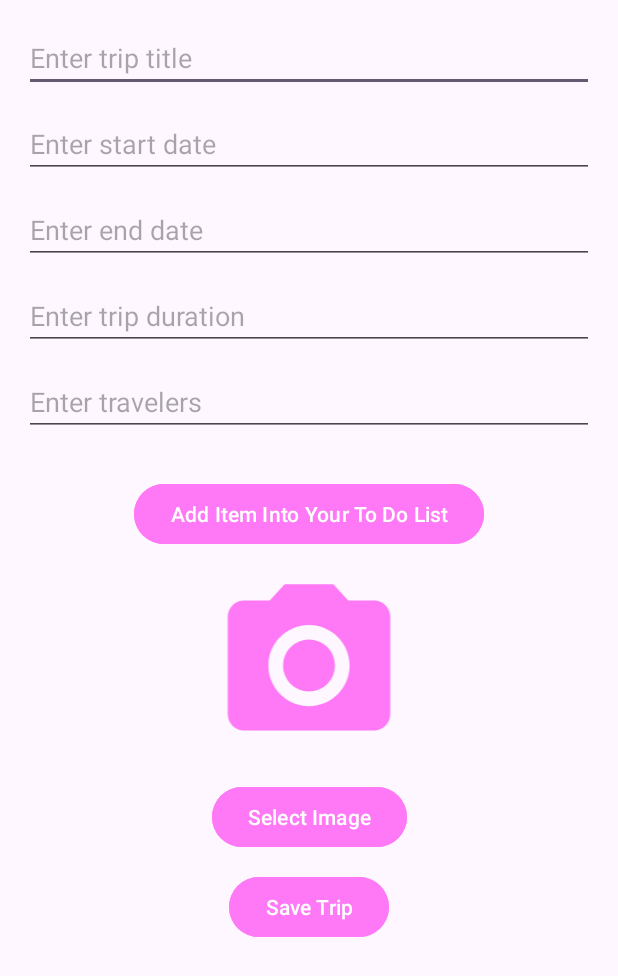
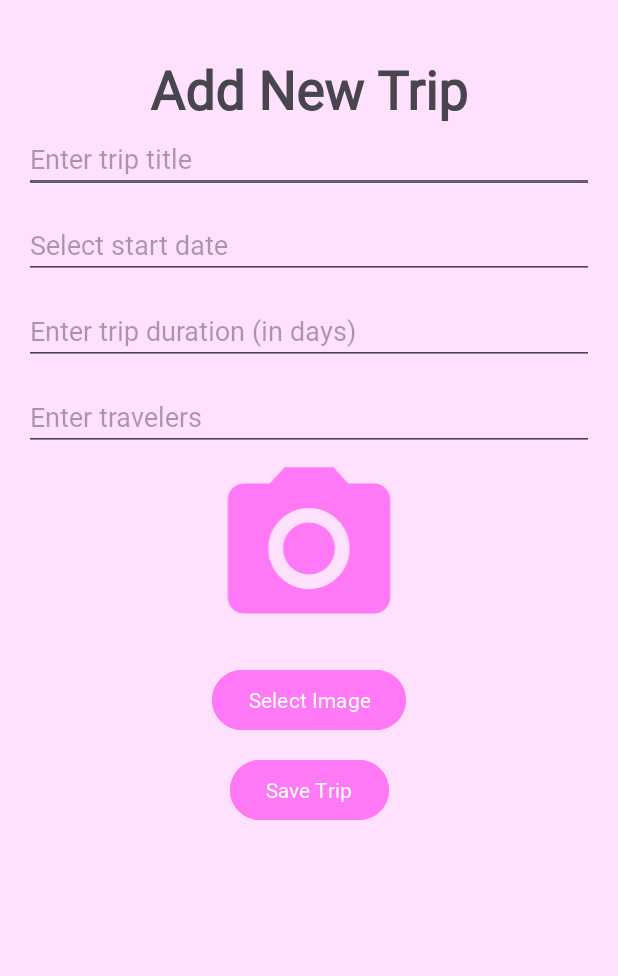
Before and after one commit to MousaviNeg004/My-Trip-List, an Android app: the ItemTaskActivity screen opened directly, with no data from a screen before it, on a phone screen of 412 x 824 dp. Shown: the top 976 px of the screen. Run offline under Robolectric (Android 15) with nearby library versions, the light colour scheme and no system bars; our stand-ins replace Firebase (no records; nobody signed in at launch, a user with empty details on screens opened directly).

Commit message:
add to do list and MainActivity2 pages

```diff
--- a/app/src/main/java/ir/shariaty/mytriplist/HomeActivity.java
+++ b/app/src/main/java/ir/shariaty/mytriplist/HomeActivity.java
@@ -77,7 +77,7 @@ public class HomeActivity extends AppCompatActivity {
                         String duration = document.getString("duration");
                         String travelers = document.getString("travelers");
 
-                        todoList.add(new ToDoList(id, title, startDate, endDate, imageUrl, duration, travelers));
+                        todoList.add(new ToDoList(id, title, startDate, imageUrl, duration, travelers));
                     }
                     adapter.notifyDataSetChanged(); // Notify the adapter to update the list
                 })
@@ -110,7 +110,6 @@ public class HomeActivity extends AppCompatActivity {
         intent.putExtra("documentId", task.getDocumentId());  // Send documentId
         intent.putExtra("taskTitle", task.getTitle());
         intent.putExtra("startDate", task.getStartDate());
-        intent.putExtra("endDate", task.getEndDate());
         intent.putExtra("duration", task.getDuration());
         intent.putExtra("travelers", task.getTravelers());
         intent.putExtra("imageUrl", task.getImageUrl());
--- a/app/src/main/java/ir/shariaty/mytriplist/ToDoListAdapter.java
+++ b/app/src/main/java/ir/shariaty/mytriplist/ToDoListAdapter.java
@@ -36,7 +36,6 @@ public class ToDoListAdapter extends RecyclerView.Adapter<ToDoListAdapter.TaskVi
     public void onBindViewHolder(@NonNull TaskViewHolder holder, int position) {
         ToDoList task = taskList.get(position);
         holder.titleText.setText(task.getTitle());
-        holder.dateText.setText(task.getStartDate() + " to " + task.getEndDate());
 
         holder.deleteButton.setOnClickListener(v -> {
             if (listener != null) {
--- a/app/src/main/res/layout/activity_item_task.xml
+++ b/app/src/main/res/layout/activity_item_task.xml
@@ -1,7 +1,8 @@
 <ScrollView xmlns:android="http://schemas.android.com/apk/res/android"
     xmlns:app="http://schemas.android.com/apk/res-auto"
     android:layout_width="match_parent"
-    android:layout_height="match_parent">
+    android:layout_height="match_parent"
+    android:background="@color/pink_background">
 
     <androidx.constraintlayout.widget.ConstraintLayout
         android:layout_width="match_parent"
@@ -9,13 +10,28 @@
         android:padding="16dp">
 
         <!-- Title -->
+        <TextView
+            android:id="@+id/titleText"
+            android:layout_width="wrap_content"
+            android:layout_height="wrap_content"
+            android:layout_marginTop="20dp"
+            android:fontFamily="@font/vazir"
+            android:text="Add New Trip"
+            android:textSize="35sp"
+            android:textStyle="bold"
+            app:layout_constraintEnd_toEndOf="parent"
+            app:layout_constraintStart_toStartOf="parent"
+            app:layout_constraintTop_toTopOf="parent" />
+
+        <!-- Trip Title -->
         <EditText
             android:id="@+id/tripTitle"
             android:layout_width="0dp"
             android:layout_height="wrap_content"
+            android:fontFamily="@font/vazir"
             android:hint="Enter trip title"
             android:inputType="text"
-            app:layout_constraintTop_toTopOf="parent"
+            app:layout_constraintTop_toBottomOf="@+id/titleText"
             app:layout_constraintStart_toStartOf="parent"
             app:layout_constraintEnd_toEndOf="parent" />
 
@@ -24,33 +40,25 @@
             android:id="@+id/startDate"
             android:layout_width="0dp"
             android:layout_height="wrap_content"
-            android:hint="Enter start date"
+            android:hint="Select start date"
             android:inputType="date"
+            android:fontFamily="@font/vazir"
             app:layout_constraintTop_toBottomOf="@id/tripTitle"
             app:layout_constraintStart_toStartOf="parent"
             app:layout_constraintEnd_toEndOf="parent"
-            android:layout_marginTop="12dp" />
-
-        <!-- End Date -->
-        <EditText
-            android:id="@+id/endDate"
-            android:layout_width="0dp"
-            android:layout_height="wrap_content"
-            android:hint="Enter end date"
-            android:inputType="date"
-            app:layout_constraintTop_toBottomOf="@id/startDate"
-            app:layout_constraintStart_toStartOf="parent"
-            app:layout_constraintEnd_toEndOf="parent"
-            android:layout_marginTop="12dp" />
+            android:layout_marginTop="12dp"
+            android:focusable="false"
+            android:clickable="true" />
 
         <!-- Duration -->
         <EditText
             android:id="@+id/duration"
             android:layout_width="0dp"
             android:layout_height="wrap_content"
-            android:hint="Enter trip duration"
-            android:inputType="text"
-            app:layout_constraintTop_toBottomOf="@id/endDate"
+            android:fontFamily="@font/vazir"
+            android:hint="Enter trip duration (in days)"
+            android:inputType="date"
+            app:layout_constraintTop_toBottomOf="@id/startDate"
             app:layout_constraintStart_toStartOf="parent"
             app:layout_constraintEnd_toEndOf="parent"
             android:layout_marginTop="12dp" />
@@ -60,6 +68,7 @@
             android:id="@+id/travelers"
             android:layout_width="0dp"
             android:layout_height="wrap_content"
+            android:fontFamily="@font/vazir"
             android:hint="Enter travelers"
             android:inputType="text"
             app:layout_constraintTop_toBottomOf="@id/duration"
@@ -67,45 +76,23 @@
             app:layout_constraintEnd_toEndOf="parent"
             android:layout_marginTop="12dp" />
 
-        <!-- Layout for New Dynamic EditTexts -->
-        <LinearLayout
-            android:id="@+id/itemsLayout"
-            android:layout_width="0dp"
-            android:layout_height="wrap_content"
-            android:orientation="vertical"
-            app:layout_constraintTop_toBottomOf="@id/travelers"
-            app:layout_constraintStart_toStartOf="parent"
-            app:layout_constraintEnd_toEndOf="parent"
-            android:layout_marginTop="12dp" />
-
-        <!-- Add Item Button -->
-        <Button
-            android:id="@+id/addItemButton"
-            android:layout_width="wrap_content"
-            android:layout_height="wrap_content"
-            android:text="Add Item Into Your To Do List"
-            android:backgroundTint="@color/pink"
-            app:layout_constraintTop_toBottomOf="@id/itemsLayout"
-            app:layout_constraintStart_toStartOf="parent"
-            app:layout_constraintEnd_toEndOf="parent"
-            android:layout_marginTop="16dp" />
 
         <!-- Image Preview -->
         <ImageView
             android:id="@+id/selectedImageView"
             android:layout_width="0dp"
             android:layout_height="130dp"
-            android:layout_marginTop="12dp"
             android:src="@drawable/ic_camera"
-            app:layout_constraintTop_toBottomOf="@id/addItemButton"
+            app:layout_constraintEnd_toEndOf="parent"
             app:layout_constraintStart_toStartOf="parent"
-            app:layout_constraintEnd_toEndOf="parent" />
+            app:layout_constraintTop_toBottomOf="@+id/travelers" />
 
         <!-- Select Image -->
         <Button
             android:id="@+id/selectImageButton"
             android:layout_width="wrap_content"
             android:layout_height="wrap_content"
+            android:fontFamily="@font/vazir"
             android:text="Select Image"
             android:backgroundTint="@color/pink"
             app:layout_constraintTop_toBottomOf="@id/selectedImageView"
@@ -118,6 +105,7 @@
             android:id="@+id/saveTaskButton"
             android:layout_width="wrap_content"
             android:layout_height="wrap_content"
+            android:fontFamily="@font/vazir"
             android:text="Save Trip"
             android:backgroundTint="@color/pink"
             app:layout_constraintTop_toBottomOf="@id/selectImageButton"
```
Also changed, not shown: app/src/main/AndroidManifest.xml (+17 -2 lines), app/src/main/java/ir/shariaty/mytriplist/ItemTaskActivity.java (+27 -39 lines), app/src/main/java/ir/shariaty/mytriplist/MainActivity2.java (added, +43 -0 lines), app/src/main/java/ir/shariaty/mytriplist/ToDoList.java (+2 -13 lines), app/src/main/java/ir/shariaty/mytriplist/ToDoListActivity.java (added, +55 -0 lines), app/src/main/res/layout/activity_main2.xml (added, +46 -0 lines), app/src/main/res/layout/activity_to_do_list.xml (added, +52 -0 lines).
